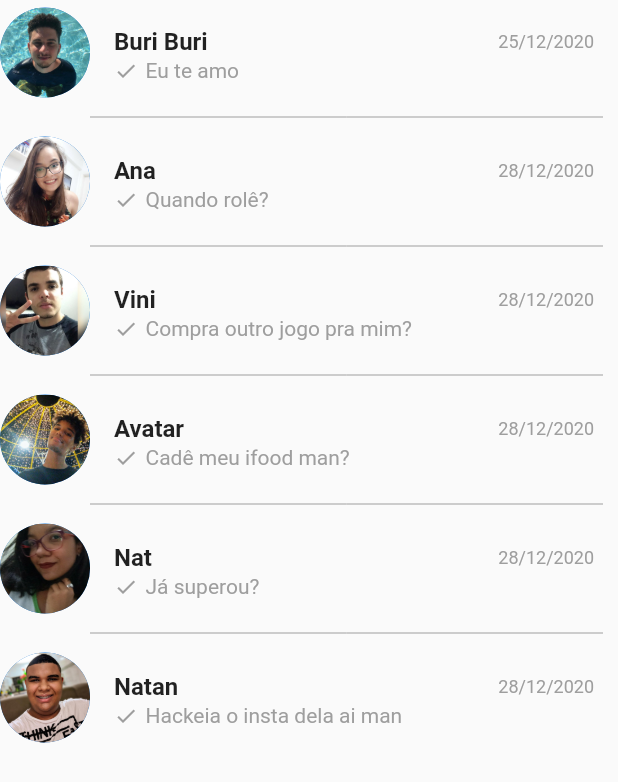
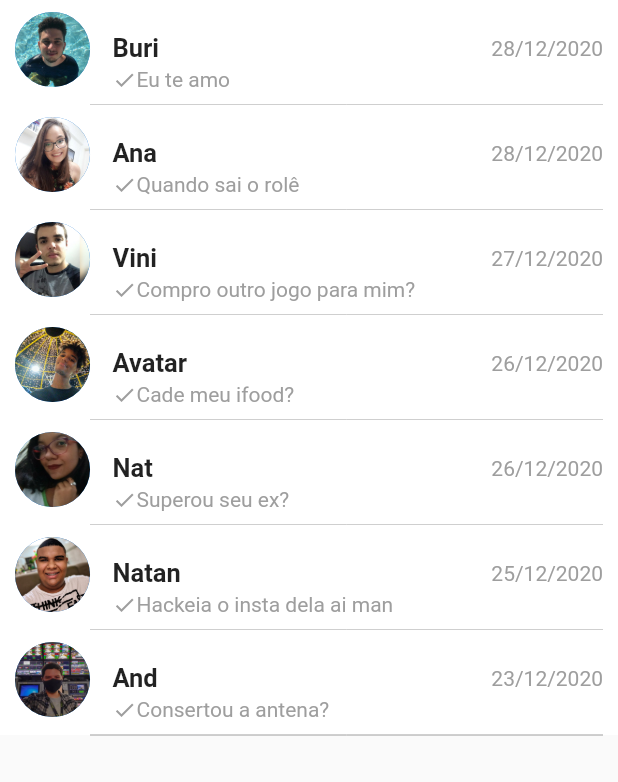
Before and after one commit to playerash/WhatsAppClone, a Flutter app: the ConversaScreen widget shown alone on an empty page, opened directly, on a phone screen of 412 x 824 dp. Shown: the top 782 px of the screen. Run offline on Flutter 3.47's test engine with Material 2 defaults, Android fonts, the phone set to English and light mode, and no system bars; our stand-ins replace camera, splashscreen.

Commit message:
Troca do titlelist por containers em conversas

```diff
--- a/lib/compomentes/ConversaSelecinada.dart
+++ b/lib/compomentes/ConversaSelecinada.dart
@@ -6,9 +6,14 @@ class ConversaNaoSelecionada extends StatelessWidget {
 
   @override
   Widget build(BuildContext context) {
-    return CircleAvatar(
-      backgroundImage: AssetImage(perfil),
-      radius: 30,
+    return Container(
+      margin: EdgeInsets.only(top: 8, left: 10),
+      child: Stack(
+            children:[ CircleAvatar(
+          backgroundImage: AssetImage(perfil),
+          radius: 25,
+        ),]
+      ),
     );
   }
 }
@@ -19,13 +24,14 @@ class ConversaSelecionada extends StatelessWidget {
   @override
   Widget build(BuildContext context) {
     return Container(
+      margin: EdgeInsets.only(top: 8, left: 10),
       child: Stack(children: [
         CircleAvatar(
           backgroundImage: AssetImage(perfil),
-          radius: 30,
+          radius: 25,
         ),
         Padding(
-          padding: const EdgeInsets.only(top: 35, left: 40),
+          padding: const EdgeInsets.only(top: 35, left: 30),
           child: CircleAvatar(
             backgroundColor: Color(0xFF075E54),
             radius: 10,
@@ -40,10 +46,3 @@ class ConversaSelecionada extends StatelessWidget {
     );
   }
 }
-
-class AppBarNaoSelecionada extends StatelessWidget {
-  @override
-  Widget build(BuildContext context) {
-    return Container();
-  }
-}
--- a/lib/models/usuarios.dart
+++ b/lib/models/usuarios.dart
@@ -9,5 +9,7 @@ class Contato {
 class ContatoConversa extends Contato {
   String mensagem;
   String data;
-  ContatoConversa(String nome, String imagem, this.mensagem, this.data) : super(nome, imagem);
+  bool selecionado = false;
+  ContatoConversa(String nome, String imagem, this.mensagem, this.data)
+      : super(nome, imagem);
 }
--- a/lib/screens/conversascreen.dart
+++ b/lib/screens/conversascreen.dart
@@ -8,131 +8,132 @@ class ConversaScreen extends StatefulWidget {
 }
 
 class _ConversaScreenState extends State<ConversaScreen> {
-
-
-  List _contatos = [
-    //ContatoConversa("Buri", "images/saburi.jpg", "Eu te amo", "25/12/2020"),
-    //ContatoConversa("Ana", "images/ana.jpg", "socoroo", "24/12/2020"),
-    {
-      "nome": "Buri Buri",
-      "imagem": "images/saburi.jpg",
-      "mensagem": "Eu te amo",
-      "data": "25/12/2020"
-    },
-    {
-      "nome": "Ana",
-      "imagem": "images/ana.jpg",
-      "mensagem": "Quando rolê?",
-      "data": "28/12/2020"
-    },
-    {
-      "nome": "Vini",
-      "imagem": "images/vini.jpg",
-      "mensagem": "Compra outro jogo pra mim?",
-      "data": "28/12/2020"
-    },
-    {
-      "nome": "Avatar",
-      "imagem": "images/avatar.jpg",
-      "mensagem": "Cadê meu ifood man?",
-      "data": "28/12/2020"
-    },
-    {
-      "nome": "Nat",
-      "imagem": "images/nat.jpg",
-      "mensagem": "Já superou?",
-      "data": "28/12/2020"
-    },
-    {
-      "nome": "Natan",
-      "imagem": "images/natan.jpg",
-      "mensagem": "Hackeia o insta dela ai man",
-      "data": "28/12/2020"
-    },
+  List<ContatoConversa> _contatos = [
+    ContatoConversa("Buri", "images/saburi.jpg", "Eu te amo", "28/12/2020"),
+    ContatoConversa("Ana", "images/ana.jpg", "Quando sai o rolê", "28/12/2020"),
+    ContatoConversa(
+        "Vini", "images/vini.jpg", "Compro outro jogo para mim?", "27/12/2020"),
+    ContatoConversa(
+        "Avatar", "images/avatar.jpg", "Cade meu ifood?", "26/12/2020"),
+    ContatoConversa("Nat", "images/nat.jpg", "Superou seu ex?", "26/12/2020"),
+    ContatoConversa("Natan", "images/natan.jpg", "Hackeia o insta dela ai man",
+        "25/12/2020"),
+    ContatoConversa(
+        "And", "images/and.jpg", "Consertou a antena?", "23/12/2020"),
   ];
 
-  bool _conversaSelecionada = false;
-
-
+  bool _umaConversaSelecionada = false;
+  int _selecionados = 0;
   @override
   Widget build(BuildContext context) {
     return Container(
-      child: ListView.separated(
-        separatorBuilder: (context, index) {
-          return Padding(
-            padding: const EdgeInsets.only(right:10.0, left: 60),
-            child: Divider(
+      color: Colors.white,
+      child: SingleChildScrollView(
+        child: Column(
+          children: [
+            ..._contatos.map((contato) {
+              return GestureDetector(
+                behavior: HitTestBehavior.translucent,
+                onTap: () {
+                  print(contato.selecionado);
 
-              color: Colors.grey,
-            ),
-          );
-        },
-        itemCount: _contatos.length,
-        itemBuilder: (context, index) {
-          return Row(
-            mainAxisAlignment: MainAxisAlignment.start,
-            children: [
-              _conversaSelecionada
-                  ? ConversaSelecionada(_contatos[index]["imagem"])
-                  : ConversaNaoSelecionada(_contatos[index]["imagem"]),
-              Container(
-                width: MediaQuery.of(context).size.width - 60,
-                height: 70,
-                child: ListTile(
+                  if (_umaConversaSelecionada && !contato.selecionado && _selecionados !=0) {
+                    print("teste");
+                    setState(() {
+                      _selecionados++;
+                      contato.selecionado = true;
+                    });
+                  } else if (contato.selecionado && _umaConversaSelecionada) {
+                    print(contato.selecionado);
+                    setState(() {
+                      _selecionados--;
+                      contato.selecionado = false;
+                    });
+                  }
+                },
+                onLongPress: () {
+                  print(contato.selecionado);
 
-                  selectedTileColor: Color(0xfff2f2f2),
-                  selected: _conversaSelecionada,
-                  onLongPress: () {
-                    if(index == 2){
+                  setState(() {
+                    _selecionados++;
+                    _umaConversaSelecionada = true;
+                    contato.selecionado = true;
+                  });
+                },
+                child: Column(
+                  children: [
+                    Container(
+                      color: contato.selecionado ? Color(0xfff2f2f2): Colors.white,
+                      width: double.infinity,
+                      height: 70,
+                      child: Row(
+                        mainAxisAlignment: MainAxisAlignment.start,
+                        crossAxisAlignment: CrossAxisAlignment.stretch,
+                        children: [
+                          contato.selecionado
+                              ? ConversaSelecionada(contato.imagem)
+                              : ConversaNaoSelecionada(contato.imagem),
+                          Expanded(
+                            child: Padding(
+                              padding: const EdgeInsets.only(
+                                  top: 22.0, left: 15, right: 10),
+                              child: Column(
+                                children: [
+                                  Row(
+                                    mainAxisAlignment:
+                                        MainAxisAlignment.spaceBetween,
+                                    children: [
+                                      Text(contato.nome,
+                                          style: TextStyle(
+                                              fontWeight: FontWeight.bold,
+                                              fontSize: 17)),
+                                      Text(
+                                        contato.data,
+                                        style: TextStyle(color: Colors.grey),
+                                      )
+                                    ],
+                                  ),
+                                  Padding(
+                                    padding: const EdgeInsets.only(top: 3.0),
+                                    child: Row(
+                                      children: [
+                                        Icon(
+                                          Icons.check,
+                                          color: Colors.grey,
+                                          size: 16,
+                                        ),
+                                        Text(contato.mensagem,
+                                            style: TextStyle(
+                                                fontSize: 14,
+                                                color: Colors.grey))
+                                      ],
+                                    ),
+                                  )
+                                ],
+                              ),
+                            ),
+                          )
+                        ],
+                      ),
+                    ),
+                    SizedBox(
+                      height: 0,
+                      child: Padding(
+                        padding: const EdgeInsets.only(left:60.0, right: 10),
+                        child: Divider(
 
-                    }
-                    print(index);
-                    setState(() {
-                      _conversaSelecionada = true;
-                    });
-                  },
-                  onTap: _conversaSelecionada
-                      ? () {
-                          setState(() {
-                            _conversaSelecionada = false;
-                          });
-                        }
-                      : () {},
-                  title: Row(
-                    mainAxisAlignment: MainAxisAlignment.spaceBetween,
-                    children: [
-                      Text(
-                        _contatos[index]["nome"],
-                        style: TextStyle(fontWeight: FontWeight.bold),
-                      ),
-                      Text(
-                        _contatos[index]["data"],
-                        style: TextStyle(color: Colors.grey, fontSize: 12),
-                      )
-                    ],
-                  ),
-                  subtitle: Row(
-                    children: [
-                      Padding(
-                        padding: const EdgeInsets.only(right: 5.0),
-                        child: Icon(
-                          Icons.check,
                           color: Colors.grey,
-                          size: 16,
                         ),
                       ),
-                      Text(
-                        _contatos[index]["mensagem"],
-                        style: TextStyle(color: Colors.grey),
-                      )
-                    ],
-                  ),
+                    )
+                  ],
                 ),
-              ),
-            ],
-          );
-        },
+              );
+            })
+          ],
+        ),
       ),
+
     );
   }
 }
```
